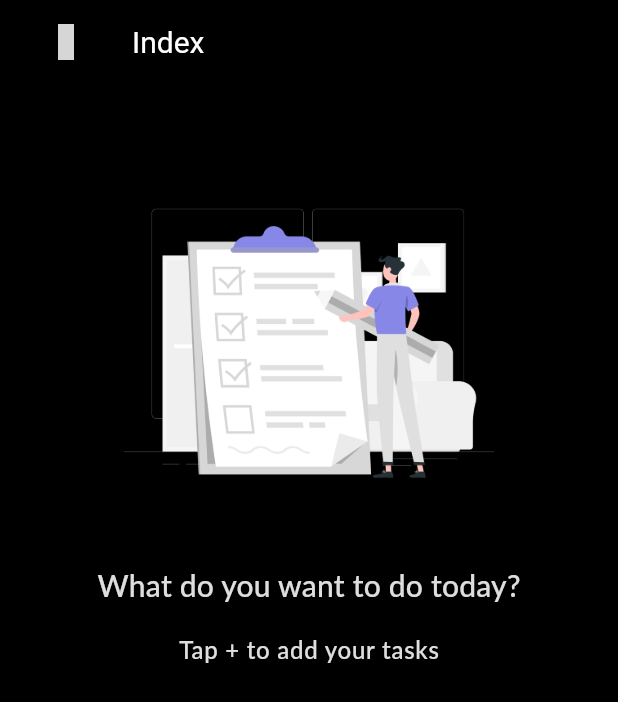
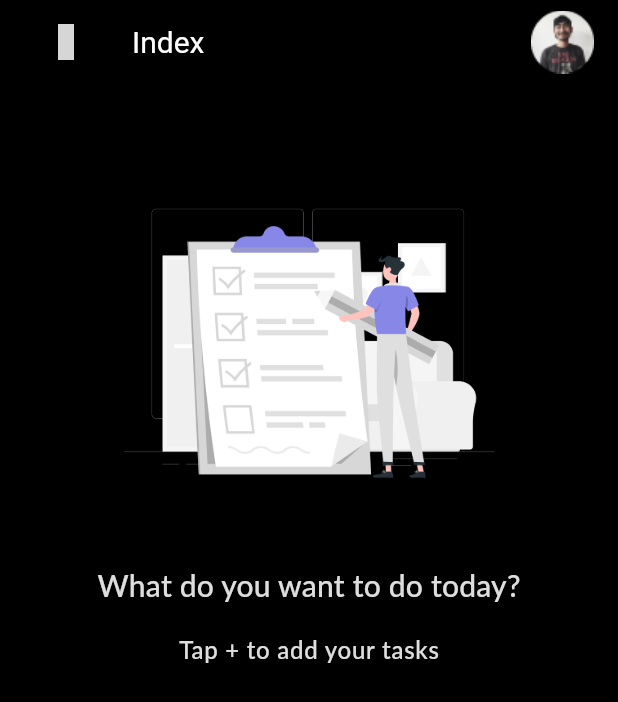
Before and after one commit to danielkiing3/up_todo, a Flutter app: the IndexScreen screen opened directly, on a phone screen of 412 x 824 dp. Shown: the top 702 px of the screen. Run offline on Flutter 3.47's test engine with Material 3 defaults, Android fonts, the light colour scheme and no system bars; our stand-ins replace get, iconsax_plus; Roboto replaces fonts that are missing (Lato); grey boxes are pictures that could not be loaded.

Commit message:
Update Index Appbar

```diff
--- a/lib/features/todo/screens/index/index.dart
+++ b/lib/features/todo/screens/index/index.dart
@@ -14,7 +14,12 @@ class IndexScreen extends StatelessWidget {
     return Scaffold(
       appBar: UAppBar(
         leadingIcon: IconsaxPlusLinear.sort,
-        title: Text(UTexts.index),
+        title: const Text(UTexts.index),
+        actions: [
+          Image(
+            image: AssetImage(UImages.user),
+          )
+        ],
       ),
       body: Padding(
         padding: const EdgeInsets.all(USizes.defaultSpace),
```
